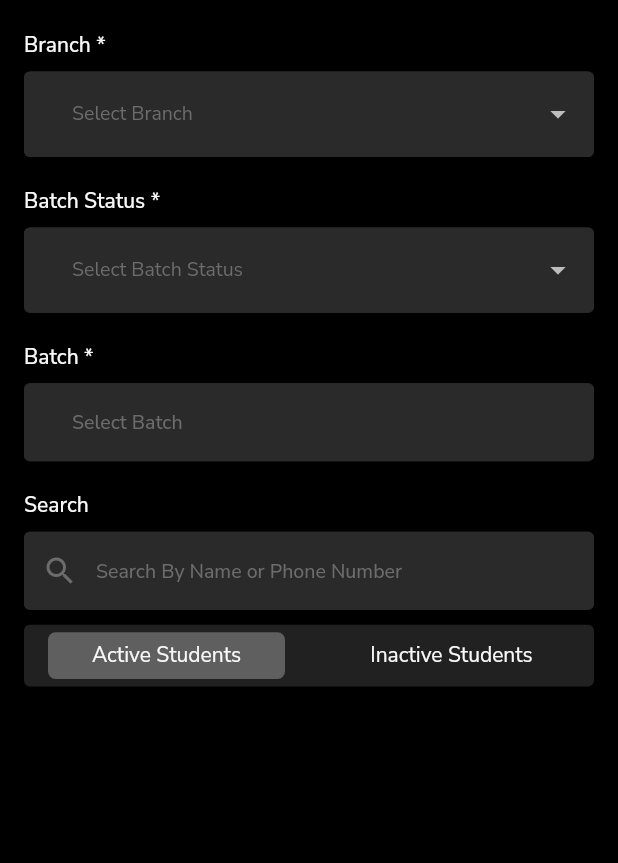
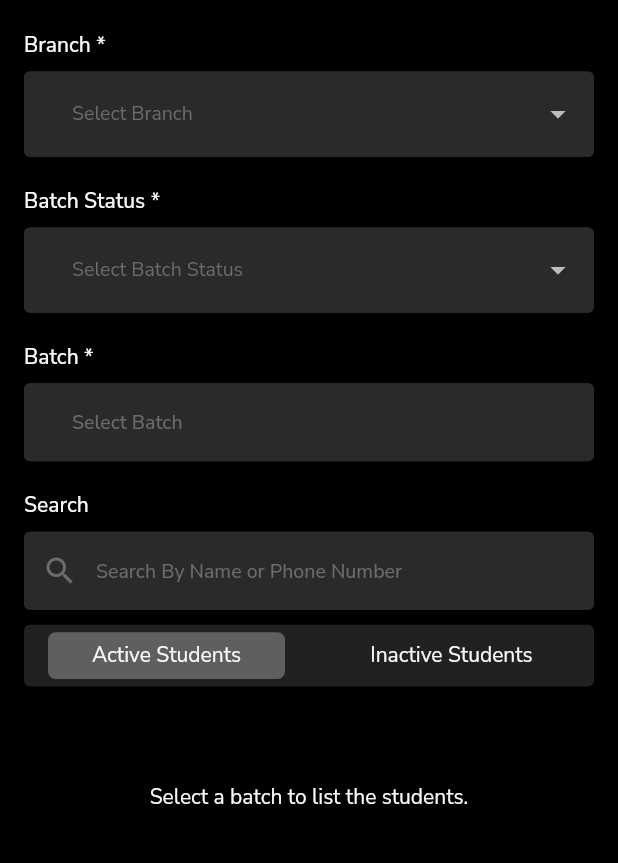
Before and after one commit to arsarsars1/part_app, a Flutter app: the StudentsView screen opened by its route, after a tap on "Active Students", on a phone screen of 412 x 824 dp, the part 155-1018 px from its top. Run offline on Flutter 3.47's test engine with Material 2 defaults, Android fonts, the phone set to English and light mode, and no system bars; our stand-ins replace cached_network_image, connectivity_plus, dio, equatable, firebase_core, firebase_messaging and 10 more; missing offline and left inert: month_year_picker, razorpay_flutter; accounts and stored records are empty; generated files the repository leaves out were written again; network calls fail.

Commit message:
students list pagination added

```diff
--- a/lib/model/service/admin/student.dart
+++ b/lib/model/service/admin/student.dart
@@ -42,13 +42,30 @@ class StudentService {
   }
 
   Future<StudentsResponse?> getStudents({
-    String? status,
     String? searchQuery,
-    int? branchId,
+    String? activeStatus,
     int? batchId,
+    int? pageNo,
   }) async {
     try {
-      var response = await _client.get(queryPath: '/admin/students');
+      String path = '';
+
+      if (searchQuery == null && batchId == null) {
+        path = '/admin/students';
+      } else if (batchId != null) {
+        path = '/admin/batches/$batchId/students';
+      }
+      if (activeStatus != null) {
+        path = '/admin/batches/$batchId/$activeStatus';
+      }
+
+      if (searchQuery != null) {
+        path += '/search/$searchQuery';
+      }
+
+      path += '?page=$pageNo';
+
+      var response = await _client.get(queryPath: path);
       return studentsResponseFromJson(jsonEncode(response));
     } catch (e) {
       return null;
--- a/lib/view/components/components.dart
+++ b/lib/view/components/components.dart
@@ -1,3 +1,6 @@
 export 'alert.dart';
+export 'branch_field.dart';
 export 'button.dart';
+export 'common_bar.dart';
 export 'common_field.dart';
+export 'tab_button.dart';
--- a/lib/view/students/students_view.dart
+++ b/lib/view/students/students_view.dart
@@ -1,10 +1,8 @@
 import 'package:flutter/material.dart';
 import 'package:flutter_screenutil/flutter_screenutil.dart';
+import 'package:part_app/model/data_model/batch_model.dart';
 import 'package:part_app/model/data_model/students_response.dart';
-import 'package:part_app/view/components/branch_field.dart';
-import 'package:part_app/view/components/common_bar.dart';
 import 'package:part_app/view/components/components.dart';
-import 'package:part_app/view/components/tab_button.dart';
 import 'package:part_app/view/constants/default_values.dart';
 import 'package:part_app/view/students/add_student.dart';
 import 'package:part_app/view/students/student/batch_picker.dart';
@@ -27,23 +25,26 @@ class _StudentsViewState extends State<StudentsView> {
 
   String? status;
   int? branchId;
-  int? batchId;
   String? query;
+  BatchModel? batch;
+
+  String? activeStatus;
+
+  TextEditingController batchController = TextEditingController();
 
   @override
   void initState() {
     super.initState();
 
     WidgetsBinding.instance.addPostFrameCallback((timeStamp) {
-      doSearch();
+      context.read<StudentCubit>().clean();
     });
-
     // Pagination listener
     scrollController.addListener(() {
       // var nextPageTrigger = 0.60 * scrollController.position.maxScrollExtent;
       if (scrollController.position.pixels ==
           scrollController.position.maxScrollExtent) {
-        doSearch();
+        doSearch(false);
       }
     });
   }
@@ -55,7 +56,11 @@ class _StudentsViewState extends State<StudentsView> {
       appBar: const CommonBar(
         title: 'Students',
       ),
-      body: ListView(
+      body: Column(
+        children: [
+          Expanded(
+            child: ListView(
+              controller: scrollController,
               children: [
                 Align(
                   alignment: Alignment.centerRight,
@@ -67,7 +72,8 @@ class _StudentsViewState extends State<StudentsView> {
                     ),
                     child: Button(
                       height: 30.h,
-                onTap: () => Navigator.pushNamed(context, AddStudent.route),
+                      onTap: () =>
+                          Navigator.pushNamed(context, AddStudent.route),
                       title: 'Add New Student',
                     ),
                   ),
@@ -80,8 +86,8 @@ class _StudentsViewState extends State<StudentsView> {
                     setState(() {
                       branchId = value;
                     });
-
-              doSearch();
+                    batchController.clear();
+                    batch = null;
                   },
                 ),
                 const SizedBox(
@@ -101,6 +107,8 @@ class _StudentsViewState extends State<StudentsView> {
                           status: status!,
                           clean: true,
                         );
+                    batchController.clear();
+                    batch = null;
                   },
                   validator: (value) {
                     return value == null ? 'Please select batch status.' : null;
@@ -111,24 +119,33 @@ class _StudentsViewState extends State<StudentsView> {
                   height: 20,
                 ),
                 CommonField(
+                  controller: batchController,
                   onTap: () {
+                    if (branchId != null && status != null) {
                       scaffoldKey.currentState?.showBottomSheet(
                         backgroundColor: Colors.transparent,
                         (context) => BatchPicker(
                           branchId: branchId!,
                           status: status!,
+                          onSelect: (value) {
+                            batchController.text = value.name;
+
+                            doSearch(true);
+                            setState(() {
+                              batch = value;
+                            });
+                          },
                         ),
                       );
+                    } else {
+                      Alert(context)
+                          .show(message: 'Please select Branch and Status.');
+                    }
                   },
                   disabled: true,
                   title: 'Batch *',
                   hint: 'Select Batch',
-            onChange: (value) {
-              setState(() {
-                batchId = value;
-              });
-              doSearch();
-            },
+                  onChange: (value) {},
                   validator: (value) {
                     return value == null ? 'Please select batch.' : null;
                   },
@@ -137,17 +154,23 @@ class _StudentsViewState extends State<StudentsView> {
                   height: 20,
                 ),
                 CommonField(
+                  disabled: batch == null,
                   title: 'Search',
                   hint: 'Search By Name or Phone Number',
                   onChange: (value) {
                     if (value.isEmpty) {
                       query = null;
-                doSearch();
+                      doSearch(true);
                     }
                   },
                   onSubmit: (value) {
+                    if (value.isEmpty) {
+                      query = null;
+                    } else {
                       query = value;
-              doSearch();
+                    }
+
+                    doSearch(true);
                   },
                   textInputAction: TextInputAction.search,
                   prefixIcon: const Icon(Icons.search),
@@ -158,25 +181,45 @@ class _StudentsViewState extends State<StudentsView> {
                 BlocBuilder<StudentCubit, StudentState>(
                   builder: (context, state) {
                     var cubit = context.read<StudentCubit>();
+
                     return Column(
                       children: [
                         Padding(
                           padding: const EdgeInsets.symmetric(horizontal: 16),
                           child: TabButton(
-                      onChange: (String value) {},
+                            onChange: (String value) {
+                              if (value == 'Active Students') {
+                                activeStatus = null;
+                              } else {
+                                activeStatus = 'inactive-students';
+                              }
+                              doSearch(true);
+                            },
                             options: const [
                               'Active Students',
                               'Inactive Students',
                             ],
                           ),
                         ),
-                  ListView.builder(
+                        cubit.students == null || cubit.students!.isEmpty
+                            ? Padding(
+                                padding: const EdgeInsets.all(64),
+                                child: Center(
+                                  child: Text(
+                                    state is! StudentsFetched
+                                        ? 'Select a batch to list the students.'
+                                        : 'Sorry, No matching results found',
+                                  ),
+                                ),
+                              )
+                            : ListView.builder(
                                 shrinkWrap: true,
                                 itemCount: cubit.students?.length ?? 0,
                                 physics: const NeverScrollableScrollPhysics(),
                                 itemBuilder: (context, index) {
                                   Student student = cubit.students![index];
-                      StudentDetail detail = student.studentDetail![0];
+                                  StudentDetail detail =
+                                      student.studentDetail![0];
                                   return StudentItem(
                                     student: student,
                                     onTap: () {
@@ -195,15 +238,30 @@ class _StudentsViewState extends State<StudentsView> {
                 ),
               ],
             ),
+          ),
+          BlocBuilder<StudentCubit, StudentState>(
+            builder: (context, state) {
+              return AnimatedContainer(
+                height: state is FetchingStudents && state.pagination ? 30 : 0,
+                color: Colors.black,
+                duration: const Duration(
+                  milliseconds: 250,
+                ),
+                child: const Center(child: Text('Fetching more items ..')),
+              );
+            },
+          ),
+        ],
+      ),
     );
   }
 
-  void doSearch() {
+  void doSearch(bool clean) {
     context.read<StudentCubit>().getStudents(
-          status: status,
-          branchId: branchId,
-          batchId: batchId,
+          batchId: batch?.id,
           searchQuery: query,
+          activeStatus: activeStatus,
+          clean: clean,
         );
   }
 }
--- a/lib/view_model/student/student_cubit.dart
+++ b/lib/view_model/student/student_cubit.dart
@@ -120,10 +120,16 @@ class StudentCubit extends Cubit<StudentState> {
     }
   }
 
+  void clean() {
+    page = 1;
+    nextPageUrl = '';
+    _students?.clear();
+    emit(StudentInitial());
+  }
+
   Future getStudents({
-    String? status,
     String? searchQuery,
-    int? branchId,
+    String? activeStatus,
     int? batchId,
     bool clean = false,
   }) async {
@@ -141,7 +147,12 @@ class StudentCubit extends Cubit<StudentState> {
       return;
     }
 
-    StudentsResponse? response = await _studentService.getStudents();
+    StudentsResponse? response = await _studentService.getStudents(
+      batchId: batchId,
+      searchQuery: searchQuery,
+      activeStatus: activeStatus,
+      pageNo: page,
+    );
 
     if (response?.status == 1) {
       nextPageUrl = response?.students?.nextPageUrl;
```
Also changed, not shown: lib/view/students/student/batch_picker.dart (+49 -6 lines). Lines whose indentation alone changed are shown as unchanged.
